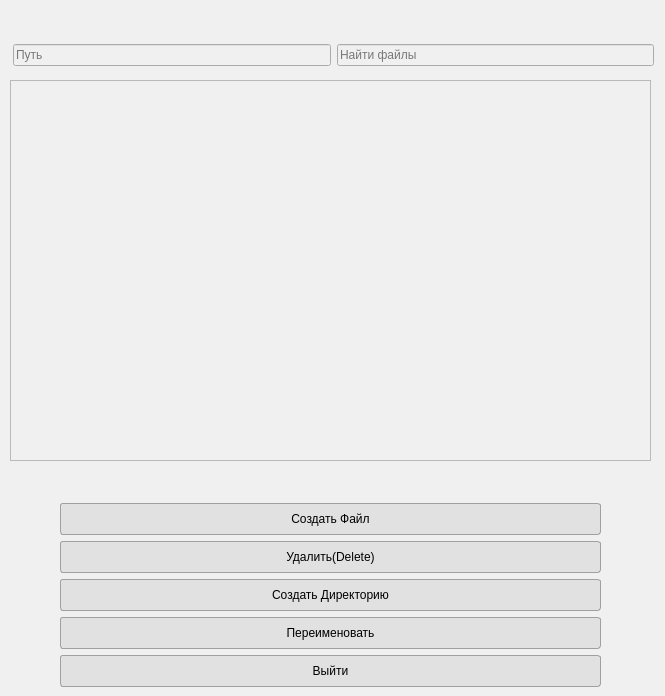
This is FileManagerCore/managerfs.ui in Gerakl1123/ARDA_Stud_Manager as Qt 5 draws it before an edit. The edited form follows.
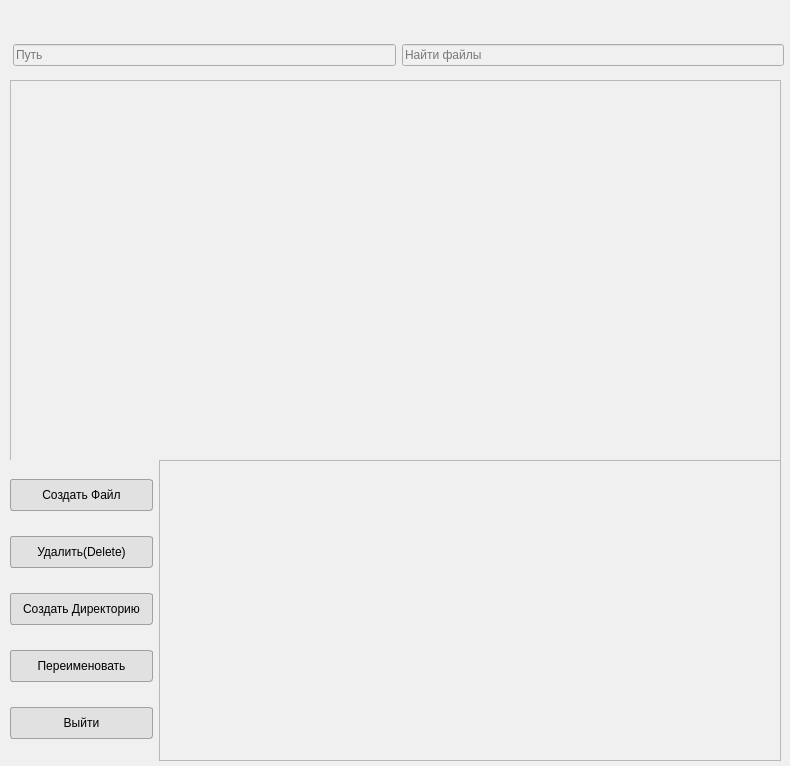
This is the edited form.

Patch:
```diff
--- a/FileManagerCore/managerfs.ui
+++ b/FileManagerCore/managerfs.ui
@@ -6,8 +6,8 @@
    <rect>
     <x>0</x>
     <y>0</y>
-    <width>665</width>
-    <height>696</height>
+    <width>790</width>
+    <height>766</height>
    </rect>
   </property>
   <property name="windowTitle">
@@ -244,66 +244,12 @@
     background-color: #106ebe;
 }</string>
   </property>
-  <widget class="QWidget" name="gridLayoutWidget">
-   <property name="geometry">
-    <rect>
-     <x>60</x>
-     <y>470</y>
-     <width>541</width>
-     <height>217</height>
-    </rect>
-   </property>
-   <layout class="QGridLayout" name="gridLayout_2">
-    <item row="1" column="0">
-     <widget class="QPushButton" name="btnCreateFile">
-      <property name="text">
-       <string>Создать Файл</string>
-      </property>
-     </widget>
-    </item>
-    <item row="3" column="0">
-     <widget class="QPushButton" name="btnCreate">
-      <property name="text">
-       <string>Создать Директорию</string>
-      </property>
-     </widget>
-    </item>
-    <item row="5" column="0">
-     <widget class="QPushButton" name="btnQuit">
-      <property name="text">
-       <string>Выйти</string>
-      </property>
-     </widget>
-    </item>
-    <item row="2" column="0">
-     <widget class="QPushButton" name="btnDelete">
-      <property name="text">
-       <string>Удалить(Delete)</string>
-      </property>
-     </widget>
-    </item>
-    <item row="0" column="0">
-     <widget class="QLabel" name="statusLabel">
-      <property name="text">
-       <string/>
-      </property>
-     </widget>
-    </item>
-    <item row="4" column="0">
-     <widget class="QPushButton" name="btnRename">
-      <property name="text">
-       <string>Переименовать</string>
-      </property>
-     </widget>
-    </item>
-   </layout>
-  </widget>
   <widget class="QWidget" name="horizontalLayoutWidget">
    <property name="geometry">
     <rect>
      <x>13</x>
      <y>30</y>
-     <width>641</width>
+     <width>771</width>
      <height>51</height>
     </rect>
    </property>
@@ -329,7 +275,7 @@
     <rect>
      <x>10</x>
      <y>80</y>
-     <width>641</width>
+     <width>771</width>
      <height>381</height>
     </rect>
    </property>
@@ -342,6 +288,60 @@
 </string>
    </property>
   </widget>
+  <widget class="QWidget" name="gridLayoutWidget_2">
+   <property name="geometry">
+    <rect>
+     <x>10</x>
+     <y>460</y>
+     <width>771</width>
+     <height>301</height>
+    </rect>
+   </property>
+   <layout class="QGridLayout" name="gridLayout">
+    <item row="0" column="0">
+     <layout class="QGridLayout" name="gridLayout_2">
+      <item row="2" column="0">
+       <widget class="QPushButton" name="btnCreate">
+        <property name="text">
+         <string>Создать Директорию</string>
+        </property>
+       </widget>
+      </item>
+      <item row="4" column="0">
+       <widget class="QPushButton" name="btnQuit">
+        <property name="text">
+         <string>Выйти</string>
+        </property>
+       </widget>
+      </item>
+      <item row="0" column="0">
+       <widget class="QPushButton" name="btnCreateFile">
+        <property name="text">
+         <string>Создать Файл</string>
+        </property>
+       </widget>
+      </item>
+      <item row="1" column="0">
+       <widget class="QPushButton" name="btnDelete">
+        <property name="text">
+         <string>Удалить(Delete)</string>
+        </property>
+       </widget>
+      </item>
+      <item row="3" column="0">
+       <widget class="QPushButton" name="btnRename">
+        <property name="text">
+         <string>Переименовать</string>
+        </property>
+       </widget>
+      </item>
+     </layout>
+    </item>
+    <item row="0" column="1">
+     <widget class="QTextEdit" name="textEdit"/>
+    </item>
+   </layout>
+  </widget>
  </widget>
  <resources/>
  <connections/>
```
